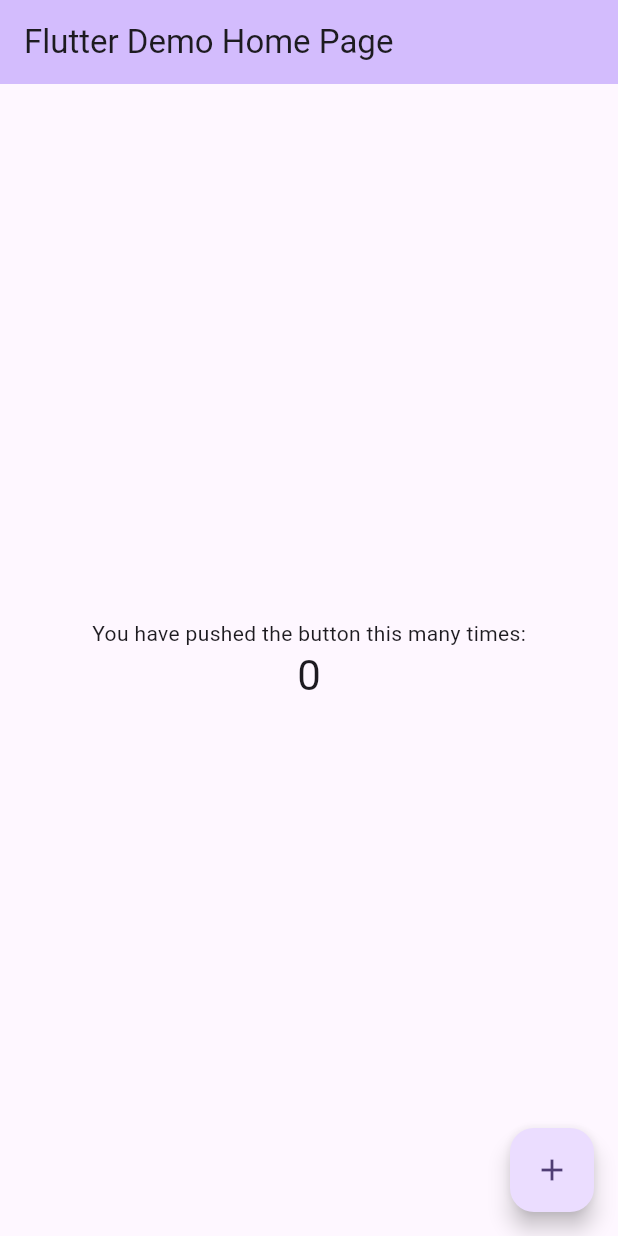
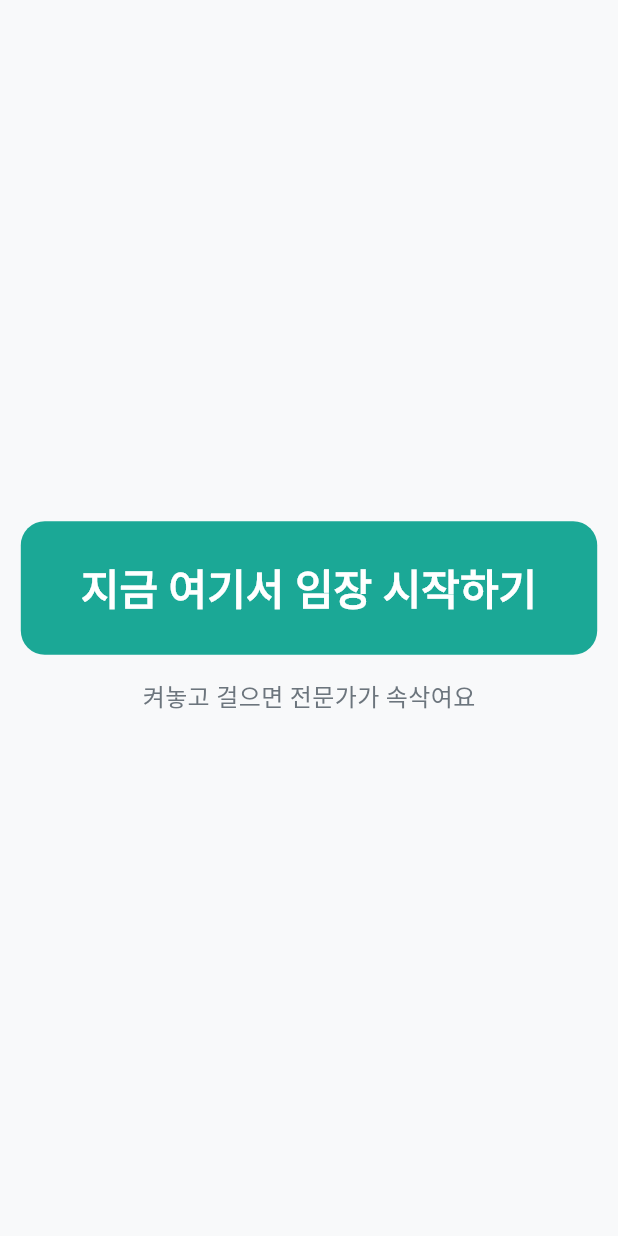
Before and after one commit to yun-jusik/jip01, a Flutter app: the screen it shows after launch, on a phone screen of 412 x 824 dp. Run offline on Flutter 3.47's test engine with Material 3 defaults, Android fonts, the light colour scheme and no system bars; Roboto replaces fonts that are missing (GmarketSans).

Commit message:
홈 화면 완성 - 큰 버튼 1개

```diff
--- a/lib/main.dart
+++ b/lib/main.dart
@@ -1,122 +1,29 @@
 import 'package:flutter/material.dart';
+import 'theme/app_theme.dart';
+import 'screens/home_screen.dart';
 
 void main() {
-  runApp(const MyApp());
+  runApp(const JipApp());
 }
 
-class MyApp extends StatelessWidget {
-  const MyApp({super.key});
+/// 집결정 앱
+class JipApp extends StatelessWidget {
+  const JipApp({super.key});
 
-  // This widget is the root of your application.
   @override
   Widget build(BuildContext context) {
     return MaterialApp(
-      title: 'Flutter Demo',
-      theme: ThemeData(
-        // This is the theme of your application.
-        //
-        // TRY THIS: Try running your application with "flutter run". You'll see
-        // the application has a purple toolbar. Then, without quitting the app,
-        // try changing the seedColor in the colorScheme below to Colors.green
-        // and then invoke "hot reload" (save your changes or press the "hot
-        // reload" button in a Flutter-supported IDE, or press "r" if you used
-        // the command line to start the app).
-        //
-        // Notice that the counter didn't reset back to zero; the application
-        // state is not lost during the reload. To reset the state, use hot
-        // restart instead.
-        //
-        // This works for code too, not just values: Most code changes can be
-        // tested with just a hot reload.
-        colorScheme: .fromSeed(seedColor: Colors.deepPurple),
-      ),
-      home: const MyHomePage(title: 'Flutter Demo Home Page'),
+      // 앱 이름
+      title: '집결정',
+
+      // 테마 적용
+      theme: AppTheme.lightTheme,
+
+      // 디버그 배너 숨기기
+      debugShowCheckedModeBanner: false,
+
+      // 홈 화면 설정
+      home: const HomeScreen(),
     );
   }
 }
-
-class MyHomePage extends StatefulWidget {
-  const MyHomePage({super.key, required this.title});
-
-  // This widget is the home page of your application. It is stateful, meaning
-  // that it has a State object (defined below) that contains fields that affect
-  // how it looks.
-
-  // This class is the configuration for the state. It holds the values (in this
-  // case the title) provided by the parent (in this case the App widget) and
-  // used by the build method of the State. Fields in a Widget subclass are
-  // always marked "final".
-
-  final String title;
-
-  @override
-  State<MyHomePage> createState() => _MyHomePageState();
-}
-
-class _MyHomePageState extends State<MyHomePage> {
-  int _counter = 0;
-
-  void _incrementCounter() {
-    setState(() {
-      // This call to setState tells the Flutter framework that something has
-      // changed in this State, which causes it to rerun the build method below
-      // so that the display can reflect the updated values. If we changed
-      // _counter without calling setState(), then the build method would not be
-      // called again, and so nothing would appear to happen.
-      _counter++;
-    });
-  }
-
-  @override
-  Widget build(BuildContext context) {
-    // This method is rerun every time setState is called, for instance as done
-    // by the _incrementCounter method above.
-    //
-    // The Flutter framework has been optimized to make rerunning build methods
-    // fast, so that you can just rebuild anything that needs updating rather
-    // than having to individually change instances of widgets.
-    return Scaffold(
-      appBar: AppBar(
-        // TRY THIS: Try changing the color here to a specific color (to
-        // Colors.amber, perhaps?) and trigger a hot reload to see the AppBar
-        // change color while the other colors stay the same.
-        backgroundColor: Theme.of(context).colorScheme.inversePrimary,
-        // Here we take the value from the MyHomePage object that was created by
-        // the App.build method, and use it to set our appbar title.
-        title: Text(widget.title),
-      ),
-      body: Center(
-        // Center is a layout widget. It takes a single child and positions it
-        // in the middle of the parent.
-        child: Column(
-          // Column is also a layout widget. It takes a list of children and
-          // arranges them vertically. By default, it sizes itself to fit its
-          // children horizontally, and tries to be as tall as its parent.
-          //
-          // Column has various properties to control how it sizes itself and
-          // how it positions its children. Here we use mainAxisAlignment to
-          // center the children vertically; the main axis here is the vertical
-          // axis because Columns are vertical (the cross axis would be
-          // horizontal).
-          //
-          // TRY THIS: Invoke "debug painting" (choose the "Toggle Debug Paint"
-          // action in the IDE, or press "p" in the console), to see the
-          // wireframe for each widget.
-          mainAxisAlignment: .center,
-          children: [
-            const Text('You have pushed the button this many times:'),
-            Text(
-              '$_counter',
-              style: Theme.of(context).textTheme.headlineMedium,
-            ),
-          ],
-        ),
-      ),
-      floatingActionButton: FloatingActionButton(
-        onPressed: _incrementCounter,
-        tooltip: 'Increment',
-        child: const Icon(Icons.add),
-      ),
-    );
-  }
-}
--- /dev/null
+++ b/lib/screens/home_screen.dart
@@ -0,0 +1,62 @@
+import 'package:flutter/material.dart';
+import '../theme/app_theme.dart';
+
+/// 홈 화면
+///
+/// 원칙 1: 설명하지 마라, 느끼게 하라
+/// - 설명 없음
+/// - 큰 버튼 1개
+/// - 즉시 가치 전달
+class HomeScreen extends StatelessWidget {
+  const HomeScreen({super.key});
+
+  @override
+  Widget build(BuildContext context) {
+    return Scaffold(
+      backgroundColor: AppTheme.background,
+      body: Center(
+        child: Column(
+          mainAxisAlignment: MainAxisAlignment.center,
+          children: [
+            // 큰 버튼
+            ElevatedButton(
+              onPressed: () {
+                // TODO: 오디오 플레이어 화면으로 이동
+                print('임장 시작 버튼 클릭!');
+              },
+              style: ElevatedButton.styleFrom(
+                backgroundColor: AppTheme.primary,
+                foregroundColor: AppTheme.white,
+                padding: EdgeInsets.symmetric(horizontal: 40, vertical: 24),
+                shape: RoundedRectangleBorder(
+                  borderRadius: BorderRadius.circular(AppTheme.radiusL),
+                ),
+              ),
+              child: Text(
+                '지금 여기서 임장 시작하기',
+                style: TextStyle(
+                  fontSize: AppTheme.fontSizeHero,
+                  fontWeight: FontWeight.w700,
+                  fontFamily: 'GmarketSans',
+                ),
+              ),
+            ),
+
+            SizedBox(height: AppTheme.spacingL),
+
+            // 부가 설명 (최소한!)
+            Text(
+              '켜놓고 걸으면 전문가가 속삭여요',
+              style: TextStyle(
+                fontSize: AppTheme.fontSizeBody,
+                fontWeight: FontWeight.w300,
+                color: AppTheme.textSecondary,
+                fontFamily: 'GmarketSans',
+              ),
+            ),
+          ],
+        ),
+      ),
+    );
+  }
+}
```
